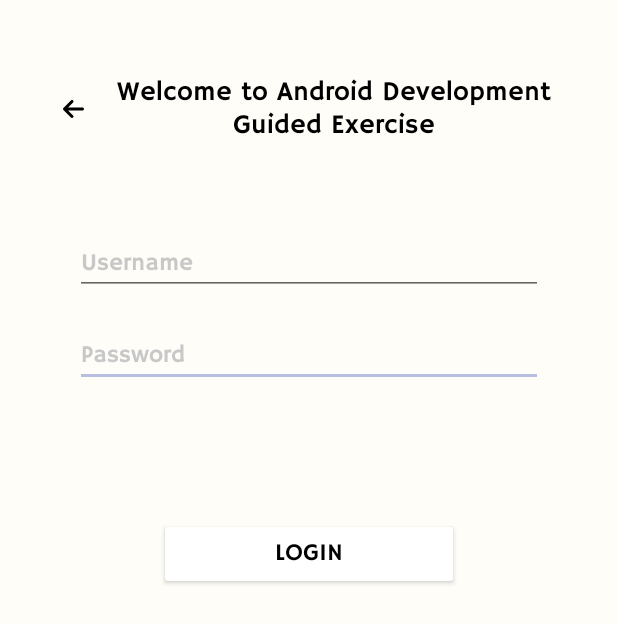
After one commit to Benihime12/AarChive, an Android app: the FourthGuidedExercise screen opened directly, with no data from a screen before it, on a phone screen of 412 x 824 dp. The commit adds this screen. Shown: the top 623 px of the screen. Run offline under Robolectric (Android 15) with nearby library versions, the phone set to English and light mode, and no system bars.

Commit message:
added ge4 & 5

```diff
--- a/app/src/main/AndroidManifest.xml
+++ b/app/src/main/AndroidManifest.xml
@@ -11,6 +11,12 @@
         android:roundIcon="@mipmap/aarchive_round"
         android:supportsRtl="true"
         android:theme="@style/AppTheme">
+        <activity
+            android:name=".GuidedExercises.FifthGuidedExercise"
+            android:exported="false" />
+        <activity
+            android:name=".GuidedExercises.FourthGuidedExercise"
+            android:exported="false" />
         <activity
             android:name=".GuidedExercises.ThirdGuidedExercise"
             android:exported="false" />
--- /dev/null
+++ b/app/src/main/java/com/example/aarchive/GuidedExercises/FourthGuidedExercise.java
@@ -0,0 +1,67 @@
+package com.example.aarchive.GuidedExercises;
+
+import android.content.Intent;
+import android.graphics.Color;
+import android.os.Bundle;
+import android.view.View;
+import android.widget.Button;
+import android.widget.EditText;
+import android.widget.ImageButton;
+import android.widget.TextView;
+
+import androidx.appcompat.app.AppCompatActivity;
+
+import com.example.aarchive.MainActivity;
+import com.example.aarchive.R;
+
+public class FourthGuidedExercise extends AppCompatActivity {
+    EditText username, password;
+    TextView result;
+    Button login;
+    @Override
+    protected void onCreate(Bundle savedInstanceState) {
+        super.onCreate(savedInstanceState);
+        setContentView(R.layout.activity_fourth_guided_exercise);
+        username = findViewById(R.id.etUsernameGE4);
+        password = findViewById(R.id.etPasswordGE4);
+        result = findViewById(R.id.tvResultGE4);
+        login = findViewById(R.id.btnLoginGE4);
+        showResult();
+
+        ImageButton btnBackGE4 = findViewById(R.id.btnBackGE4);
+        btnBackGE4.setOnClickListener(new View.OnClickListener() {
+            @Override
+            public void onClick(View view) {
+                Intent intent = new Intent(FourthGuidedExercise.this, MainActivity.class);
+                startActivity(intent);
+                overridePendingTransition(R.anim.slide_in_left, R.anim.slide_out_right);
+                finish();
+            }
+        });
+    }
+    public void showResult(){
+        login.setOnClickListener(new View.OnClickListener() {
+            @Override
+            public void onClick(View view) {
+                if(username.getText().toString().equals("aaron") &&
+                        password.getText().toString().equals("pogi")){
+                    result.setText("Welcome " + username.getText().toString() +"!");
+                    // this will set the result text color into GREEN
+                    result.setTextColor(Color.GREEN);
+                    clearEntry();
+                }else{
+                    result.setText("Username and Password does not exist!");
+                    // this will set the result text color into RED
+                    result.setTextColor(Color.RED);
+                    clearEntry();
+                }
+            }
+        });
+    }
+    public void clearEntry(){
+        result.setVisibility(View.VISIBLE);
+        username.setText("");
+        password.setText("");
+        username.requestFocus();
+    }
+}
--- a/app/src/main/java/com/example/aarchive/GuidedExercises/SecondGuidedExercise.java
+++ b/app/src/main/java/com/example/aarchive/GuidedExercises/SecondGuidedExercise.java
@@ -56,7 +56,7 @@ public class SecondGuidedExercise extends AppCompatActivity {
                 text.setText("Hello " + nameText + "! \nWelcome to Android Development!");
 
                 toast = new Toast(getApplicationContext());
-                toast.setGravity(Gravity.CENTER, 0, 0);
+                toast.setGravity(Gravity.BOTTOM | Gravity.CENTER_HORIZONTAL, 0, 300);
                 toast.setDuration(Toast.LENGTH_SHORT);
                 toast.setView(layout);
                 toast.show();
--- a/app/src/main/java/com/example/aarchive/GuidedExercises/ThirdGuidedExercise.java
+++ b/app/src/main/java/com/example/aarchive/GuidedExercises/ThirdGuidedExercise.java
@@ -95,7 +95,7 @@ public class ThirdGuidedExercise extends AppCompatActivity {
         text.setText("Please enter a Number" );
 
         toast = new Toast(getApplicationContext());
-        toast.setGravity(Gravity.CENTER, 0, 0);
+        toast.setGravity(Gravity.BOTTOM | Gravity.CENTER_HORIZONTAL, 0, 300);
         toast.setDuration(Toast.LENGTH_SHORT);
         toast.setView(layout);
         toast.show();
--- /dev/null
+++ b/app/src/main/res/layout/activity_fourth_guided_exercise.xml
@@ -0,0 +1,144 @@
+<?xml version="1.0" encoding="utf-8"?>
+<androidx.constraintlayout.widget.ConstraintLayout xmlns:android="http://schemas.android.com/apk/res/android"
+    xmlns:app="http://schemas.android.com/apk/res-auto"
+    xmlns:tools="http://schemas.android.com/tools"
+    android:layout_width="match_parent"
+    android:layout_height="match_parent"
+    android:background="#FFFDF7"
+    tools:context=".GuidedExercises.FourthGuidedExercise">
+
+    <Button
+        android:id="@+id/btnLoginGE4"
+        android:layout_width="200dp"
+        android:layout_height="wrap_content"
+        android:layout_marginTop="50dp"
+        android:backgroundTint="#FFFFFF"
+        android:fontFamily="@font/hammersmith_one"
+        android:text="Login"
+        android:textColor="#000000"
+        android:textSize="16sp"
+        app:layout_constraintBottom_toBottomOf="parent"
+        app:layout_constraintEnd_toEndOf="parent"
+        app:layout_constraintStart_toStartOf="parent"
+        app:layout_constraintTop_toBottomOf="@+id/linearLayout22"
+        app:layout_constraintVertical_bias="0.0" />
+
+    <LinearLayout
+        android:id="@+id/linearLayout22"
+        android:layout_width="match_parent"
+        android:layout_height="150dp"
+        android:layout_marginStart="50dp"
+        android:layout_marginTop="50dp"
+        android:layout_marginEnd="50dp"
+        android:orientation="horizontal"
+        app:layout_constraintBottom_toBottomOf="parent"
+        app:layout_constraintEnd_toEndOf="parent"
+        app:layout_constraintStart_toStartOf="parent"
+        app:layout_constraintTop_toBottomOf="@+id/linearLayout40"
+        app:layout_constraintVertical_bias="0.0">
+
+        <androidx.constraintlayout.widget.ConstraintLayout
+            android:layout_width="match_parent"
+            android:layout_height="match_parent">
+
+            <EditText
+                android:id="@+id/etPasswordGE4"
+                android:layout_width="match_parent"
+                android:layout_height="wrap_content"
+                android:layout_marginTop="20dp"
+                android:ems="10"
+                android:fontFamily="@font/hammersmith_one"
+                android:hint="Password"
+                android:inputType="textPassword"
+                android:textColor="#000000"
+                android:textColorHint="#C8C8C8"
+                android:textSize="16sp"
+                app:layout_constraintBottom_toBottomOf="parent"
+                app:layout_constraintEnd_toEndOf="parent"
+                app:layout_constraintStart_toStartOf="parent"
+                app:layout_constraintTop_toBottomOf="@+id/etUsernameGE4"
+                app:layout_constraintVertical_bias="0.0" />
+
+            <EditText
+                android:id="@+id/etUsernameGE4"
+                android:layout_width="match_parent"
+                android:layout_height="wrap_content"
+                android:layout_marginTop="10dp"
+                android:ems="10"
+                android:fontFamily="@font/hammersmith_one"
+                android:hint="Username"
+                android:inputType="text"
+                android:textColor="#000000"
+                android:textColorHint="#C8C8C8"
+                android:textSize="16sp"
+                app:layout_constraintBottom_toBottomOf="parent"
+                app:layout_constraintEnd_toEndOf="parent"
+                app:layout_constraintStart_toStartOf="parent"
+                app:layout_constraintTop_toTopOf="parent"
+                app:layout_constraintVertical_bias="0.0" />
+        </androidx.constraintlayout.widget.ConstraintLayout>
+    </LinearLayout>
+
+    <LinearLayout
+        android:id="@+id/linearLayout40"
+        android:layout_width="match_parent"
+        android:layout_height="wrap_content"
+        android:layout_marginTop="50dp"
+        android:orientation="horizontal"
+        app:layout_constraintBottom_toBottomOf="parent"
+        app:layout_constraintEnd_toEndOf="parent"
+        app:layout_constraintStart_toStartOf="parent"
+        app:layout_constraintTop_toTopOf="parent"
+        app:layout_constraintVertical_bias="0.0">
+
+        <androidx.constraintlayout.widget.ConstraintLayout
+            android:layout_width="match_parent"
+            android:layout_height="match_parent">
+
+            <TextView
+                android:id="@+id/textView40"
+                android:layout_width="wrap_content"
+                android:layout_height="wrap_content"
+                android:layout_marginStart="10dp"
+                android:fontFamily="@font/hammersmith_one"
+                android:gravity="center"
+                android:text="Welcome to Android Development\nGuided Exercise"
+                android:textColor="#000000"
+                android:textSize="18sp"
+                app:layout_constraintBottom_toBottomOf="parent"
+                app:layout_constraintEnd_toEndOf="parent"
+                app:layout_constraintHorizontal_bias="0.0"
+                app:layout_constraintStart_toEndOf="@+id/btnBackGE4"
+                app:layout_constraintTop_toTopOf="parent" />
+
+            <ImageButton
+                android:id="@+id/btnBackGE4"
+                android:layout_width="wrap_content"
+                android:layout_height="wrap_content"
+                android:layout_marginStart="30dp"
+                android:backgroundTint="#00FFFFFF"
+                app:layout_constraintBottom_toBottomOf="parent"
+                app:layout_constraintEnd_toEndOf="parent"
+                app:layout_constraintHorizontal_bias="0.0"
+                app:layout_constraintStart_toStartOf="parent"
+                app:layout_constraintTop_toTopOf="parent"
+                app:srcCompat="@drawable/backarrow" />
+        </androidx.constraintlayout.widget.ConstraintLayout>
+    </LinearLayout>
+
+    <TextView
+        android:id="@+id/tvResultGE4"
+        android:layout_width="wrap_content"
+        android:layout_height="wrap_content"
+        android:layout_marginTop="30dp"
+        android:fontFamily="@font/hammersmith_one"
+        android:gravity="center"
+        android:textColor="#000000"
+        android:textSize="16sp"
+        app:layout_constraintBottom_toBottomOf="parent"
+        app:layout_constraintEnd_toEndOf="parent"
+        app:layout_constraintStart_toStartOf="parent"
+        app:layout_constraintTop_toBottomOf="@+id/btnLoginGE4"
+        app:layout_constraintVertical_bias="0.0" />
+
+</androidx.constraintlayout.widget.ConstraintLayout>
```
Also changed, not shown: app/src/main/java/com/example/aarchive/GuidedExercises/FifthGuidedExercise.java (added, +94 -0 lines), app/src/main/java/com/example/aarchive/MainActivity.java (+20 -0 lines), app/src/main/res/layout/activity_fifth_guided_exercise.xml (added, +135 -0 lines).
